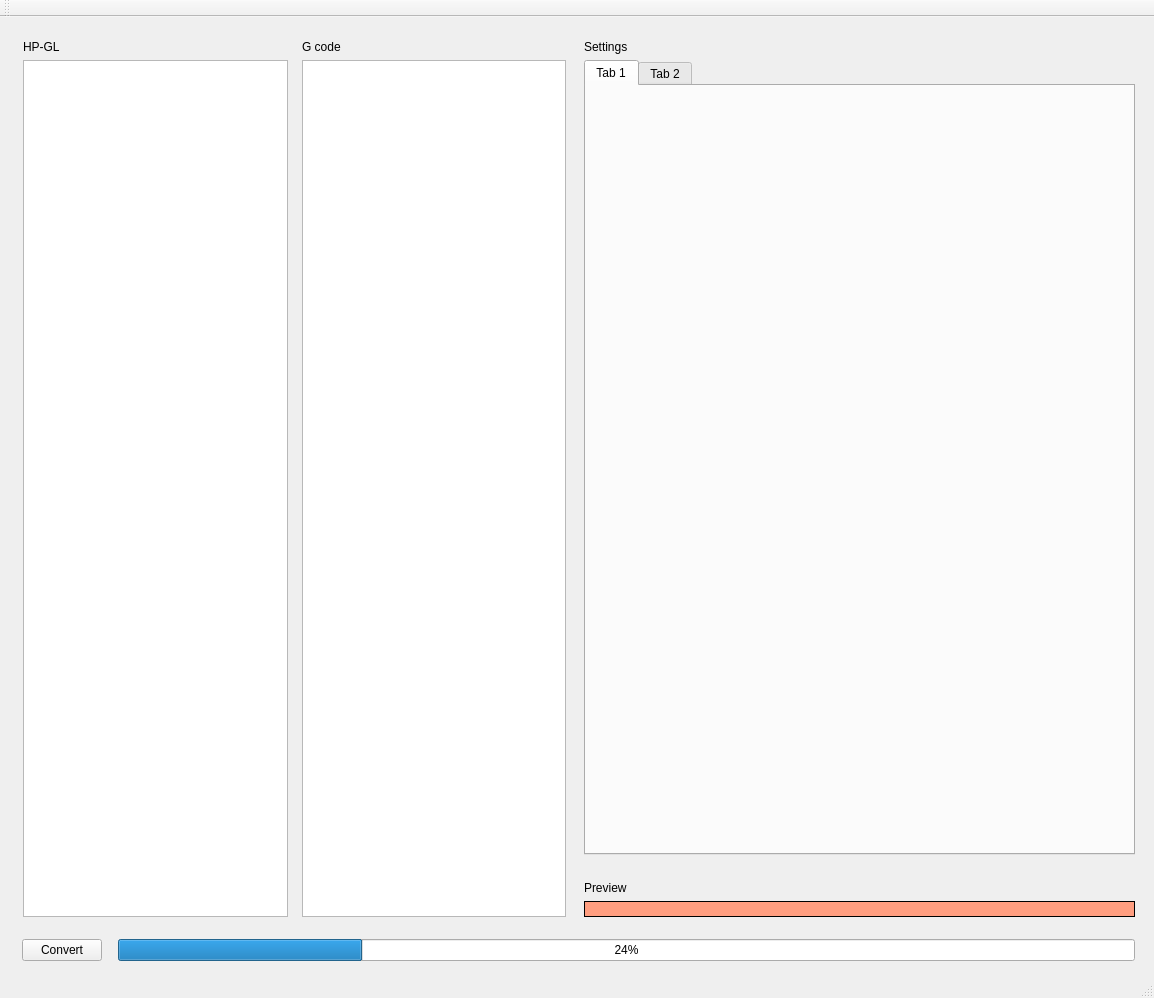
Roboterbastler/hpgl2gcode, file HP-GL-to-GCode/mainwindow.ui: the form before one commit.
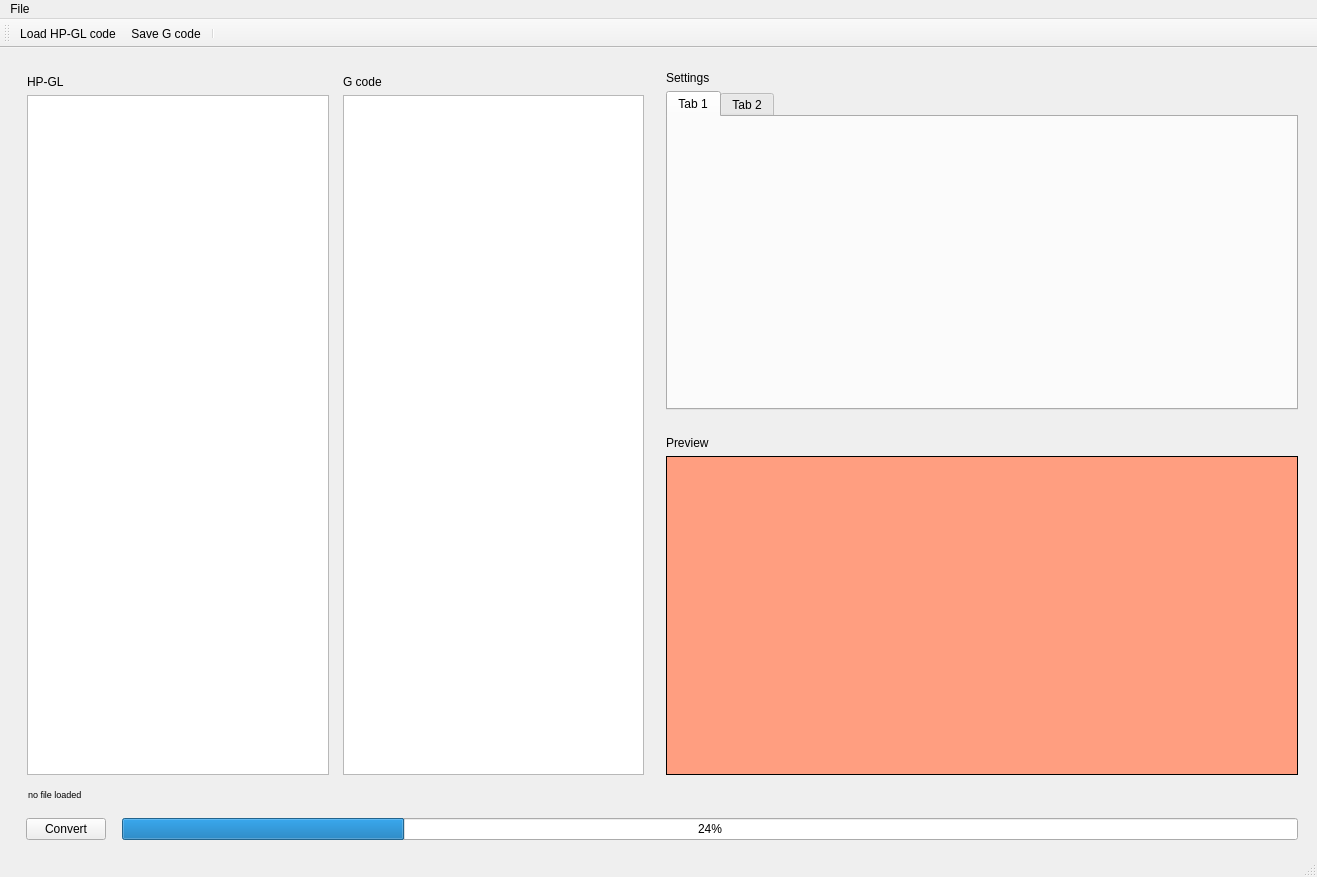
The form after the commit.

Diff of the .ui file:
```diff
--- a/HP-GL-to-GCode/mainwindow.ui
+++ b/HP-GL-to-GCode/mainwindow.ui
@@ -6,8 +6,8 @@
    <rect>
     <x>0</x>
     <y>0</y>
-    <width>1154</width>
-    <height>998</height>
+    <width>1317</width>
+    <height>877</height>
    </rect>
   </property>
   <property name="windowTitle">
@@ -33,6 +33,20 @@
        <number>4</number>
       </property>
       <item>
+       <layout class="QVBoxLayout" name="verticalLayout">
+        <property name="leftMargin">
+         <number>4</number>
+        </property>
+        <property name="topMargin">
+         <number>4</number>
+        </property>
+        <property name="rightMargin">
+         <number>4</number>
+        </property>
+        <property name="bottomMargin">
+         <number>4</number>
+        </property>
+        <item>
        <layout class="QHBoxLayout" name="horizontalLayout_3">
         <property name="leftMargin">
          <number>4</number>
@@ -68,7 +82,11 @@
            </widget>
           </item>
           <item>
-           <widget class="QTextEdit" name="textEdit"/>
+             <widget class="QTextEdit" name="textEdit">
+              <property name="readOnly">
+               <bool>true</bool>
+              </property>
+             </widget>
           </item>
          </layout>
         </item>
@@ -94,9 +112,34 @@
            </widget>
           </item>
           <item>
-           <widget class="QTextEdit" name="textEdit_2"/>
-          </item>
-         </layout>
+             <widget class="QTextEdit" name="textEdit_2">
+              <property name="readOnly">
+               <bool>true</bool>
+              </property>
+             </widget>
+            </item>
+           </layout>
+          </item>
+         </layout>
+        </item>
+        <item>
+         <widget class="QLabel" name="label_6">
+          <property name="font">
+           <font>
+            <pointsize>7</pointsize>
+            <kerning>true</kerning>
+           </font>
+          </property>
+          <property name="styleSheet">
+           <string notr="true">margin-left: 7px;</string>
+          </property>
+          <property name="text">
+           <string>no file loaded</string>
+          </property>
+          <property name="margin">
+           <number>0</number>
+          </property>
+         </widget>
         </item>
        </layout>
       </item>
@@ -119,6 +162,12 @@
         </property>
         <item>
          <widget class="QLabel" name="label_4">
+          <property name="sizePolicy">
+           <sizepolicy hsizetype="Preferred" vsizetype="Preferred">
+            <horstretch>0</horstretch>
+            <verstretch>0</verstretch>
+           </sizepolicy>
+          </property>
           <property name="text">
            <string>Settings</string>
           </property>
@@ -126,12 +175,21 @@
         </item>
         <item>
          <widget class="QTabWidget" name="tabWidget">
+          <property name="sizePolicy">
+           <sizepolicy hsizetype="Expanding" vsizetype="Expanding">
+            <horstretch>0</horstretch>
+            <verstretch>0</verstretch>
+           </sizepolicy>
+          </property>
           <property name="baseSize">
            <size>
             <width>0</width>
             <height>0</height>
            </size>
           </property>
+          <property name="styleSheet">
+           <string notr="true">height: 40%;</string>
+          </property>
           <property name="tabPosition">
            <enum>QTabWidget::North</enum>
           </property>
@@ -175,6 +233,12 @@
         </item>
         <item>
          <widget class="QLabel" name="label_3">
+          <property name="sizePolicy">
+           <sizepolicy hsizetype="Expanding" vsizetype="Expanding">
+            <horstretch>0</horstretch>
+            <verstretch>0</verstretch>
+           </sizepolicy>
+          </property>
           <property name="minimumSize">
            <size>
             <width>0</width>
@@ -191,7 +255,8 @@
            <bool>false</bool>
           </property>
           <property name="styleSheet">
-           <string notr="true">background-color: rgb(255, 158, 128);</string>
+           <string notr="true">background-color: rgb(255, 158, 128);
+height: 40%;</string>
           </property>
           <property name="frameShape">
            <enum>QFrame::Box</enum>
@@ -201,6 +266,22 @@
           </property>
          </widget>
         </item>
+        <item>
+         <spacer name="verticalSpacer_2">
+          <property name="orientation">
+           <enum>Qt::Vertical</enum>
+          </property>
+          <property name="sizeType">
+           <enum>QSizePolicy::Fixed</enum>
+          </property>
+          <property name="sizeHint" stdset="0">
+           <size>
+            <width>20</width>
+            <height>21</height>
+           </size>
+          </property>
+         </spacer>
+        </item>
        </layout>
       </item>
      </layout>
@@ -211,7 +292,7 @@
        <number>16</number>
       </property>
       <property name="leftMargin">
-       <number>11</number>
+       <number>15</number>
       </property>
       <property name="topMargin">
        <number>4</number>
@@ -245,10 +326,20 @@
     <rect>
      <x>0</x>
      <y>0</y>
-     <width>1154</width>
+     <width>1317</width>
      <height>25</height>
     </rect>
    </property>
+   <widget class="QMenu" name="menuFile">
+    <property name="title">
+     <string>File</string>
+    </property>
+    <addaction name="actionLoad_HP_GL_code"/>
+    <addaction name="actionSave_G_code"/>
+    <addaction name="separator"/>
+    <addaction name="actionQuit"/>
+   </widget>
+   <addaction name="menuFile"/>
   </widget>
   <widget class="QToolBar" name="mainToolBar">
    <attribute name="toolBarArea">
@@ -257,8 +348,41 @@
    <attribute name="toolBarBreak">
     <bool>false</bool>
    </attribute>
+   <addaction name="actionLoad_HP_GL_code"/>
+   <addaction name="actionSave_G_code"/>
+   <addaction name="separator"/>
   </widget>
   <widget class="QStatusBar" name="statusBar"/>
+  <action name="actionLoad_HP_GL_code">
+   <property name="text">
+    <string>Load HP-GL code</string>
+   </property>
+   <property name="toolTip">
+    <string>Load HP-GL code</string>
+   </property>
+   <property name="shortcut">
+    <string>Ctrl+O</string>
+   </property>
+  </action>
+  <action name="actionSave_G_code">
+   <property name="text">
+    <string>Save G code</string>
+   </property>
+   <property name="toolTip">
+    <string>Save G code</string>
+   </property>
+   <property name="shortcut">
+    <string>Ctrl+S</string>
+   </property>
+  </action>
+  <action name="actionQuit">
+   <property name="text">
+    <string>Quit</string>
+   </property>
+   <property name="shortcut">
+    <string>Ctrl+Q</string>
+   </property>
+  </action>
  </widget>
  <layoutdefault spacing="6" margin="11"/>
  <resources/>
```
Lines whose indentation alone changed are shown as unchanged.
